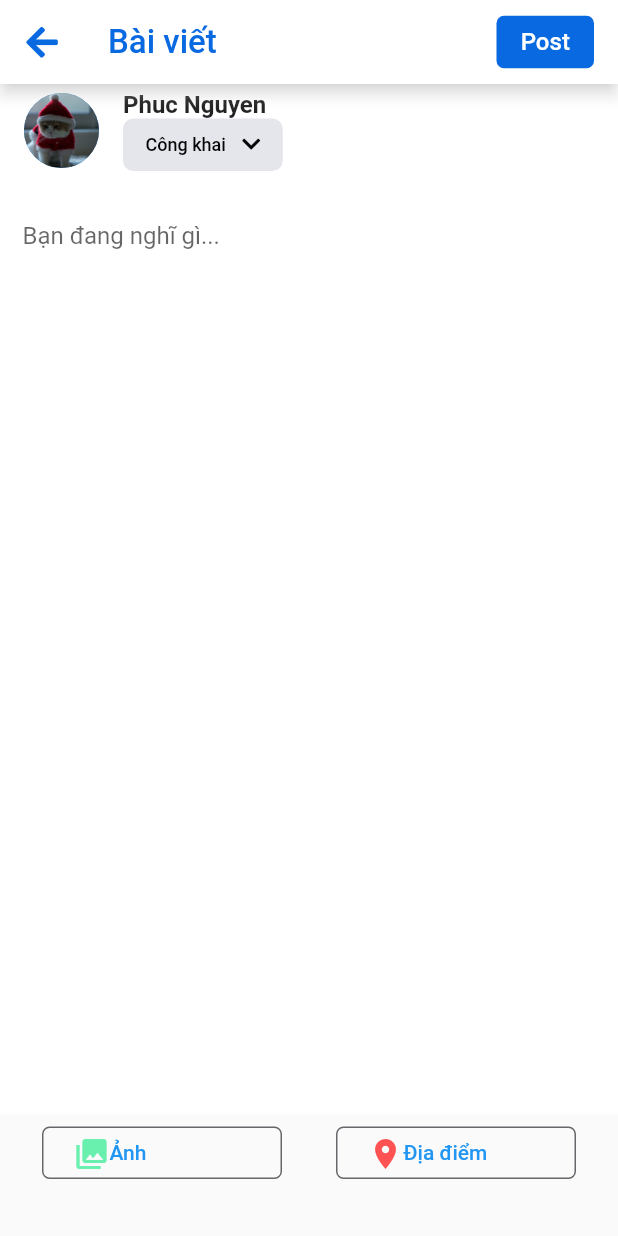
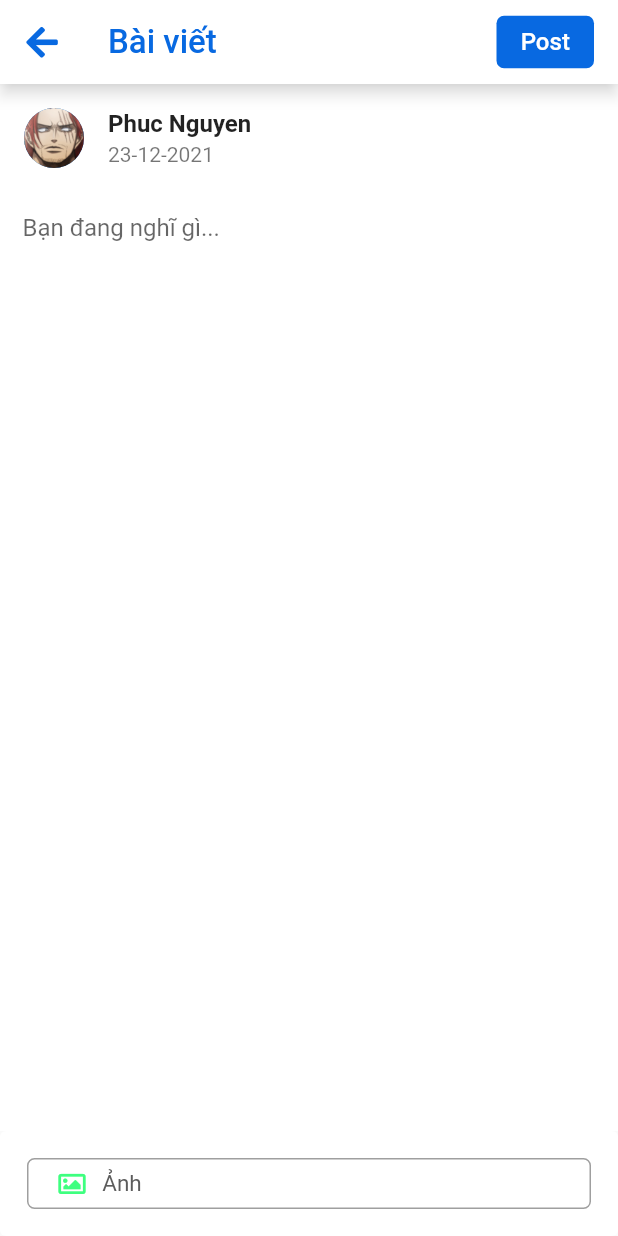
Before and after one commit to TripleT511/Travel_App, a Flutter app: the CreatePost screen opened directly, on a phone screen of 412 x 824 dp. Run offline on Flutter 3.47's test engine with Material 2 defaults, Android fonts, the phone set to English and light mode, and no system bars; our stand-ins replace carousel_slider, flutter_spinkit, font_awesome_flutter.

Commit message:
Update Post

```diff
--- a/lib/create_post.dart
+++ b/lib/create_post.dart
@@ -67,60 +67,25 @@ class CreatePostState extends State<CreatePost> {
           )),
       body: Column(
         children: [
-          ListTile(
-            leading: const SizedBox(
-              width: 50,
-              height: 50,
-              child: CircleAvatar(
-                backgroundImage: AssetImage("images/a.jpg"),
+          const ListTile(
+            leading: CircleAvatar(
+              backgroundImage: AssetImage("images/avatar.jpg"),
             ),
+            title: Text(
+              "Phuc Nguyen",
+              style: TextStyle(
+                fontWeight: FontWeight.w700,
+                fontFamily: 'Roboto',
+                fontSize: 16,
               ),
-            title: const Text(
-              "Phuc Nguyen",
-              style: TextStyle(fontWeight: FontWeight.bold),
             ),
             subtitle: Align(
               alignment: Alignment.centerLeft,
-              child: Container(
-                height: 35,
-                padding: const EdgeInsets.only(left: 15, right: 15),
-                decoration: BoxDecoration(
-                  borderRadius: BorderRadius.circular(7),
-                  color: const Color(0XFFE4E6EB),
-                ),
-                child: DropdownButton<String>(
-                  value: dropdownValue,
-                  icon: const FaIcon(
-                    FontAwesomeIcons.chevronDown,
-                    color: Color(0XFF050505),
-                    size: 14,
-                  ),
-                  elevation: 3,
-                  underline: const SizedBox(),
-                  style: const TextStyle(
-                    color: Color(0XFF050505),
-                    fontFamily: 'Roboto',
-                    fontSize: 12,
-                    fontWeight: FontWeight.w500,
-                  ),
-                  onChanged: (String? newValue) {
-                    setState(() {
-                      dropdownValue = newValue!;
-                    });
-                  },
-                  items: <String>['Công khai', 'Chỉ mình tôi']
-                      .map<DropdownMenuItem<String>>((String value) {
-                    return DropdownMenuItem<String>(
-                      value: value,
-                      child: Text(value),
-                    );
-                  }).toList(),
-                ),
-              ),
+              child: Text("23-12-2021"),
             ),
           ),
           Container(
-            padding: const EdgeInsets.all(15),
+            padding: const EdgeInsets.fromLTRB(15, 0, 15, 10),
             child: const TextField(
               decoration: InputDecoration(
                   hintText: "Bạn đang nghĩ gì...", border: InputBorder.none),
@@ -130,54 +95,42 @@ class CreatePostState extends State<CreatePost> {
           ),
         ],
       ),
-      bottomSheet: Row(
-        mainAxisAlignment: MainAxisAlignment.spaceBetween,
-        children: [
-          TextButton(
+      bottomSheet: TextButton(
+        style: ButtonStyle(
+          backgroundColor: MaterialStateProperty.all<Color>(Colors.white),
+        ),
         onPressed: () {},
         child: Container(
-              height: 35,
-              width: 160,
-              margin: const EdgeInsets.only(bottom: 30, left: 20),
+          width: double.infinity,
+          margin:
+              const EdgeInsets.only(top: 10, bottom: 10, left: 10, right: 10),
           padding:
-                  const EdgeInsets.only(left: 20, right: 20, top: 5, bottom: 5),
+              const EdgeInsets.only(left: 20, right: 20, top: 7, bottom: 7),
           decoration: BoxDecoration(
-                  border: Border.all(color: const Color(0XFF65676B)),
+              border: Border.all(color: const Color(0XFF9F9F9F)),
               borderRadius: BorderRadius.circular(5)),
           child: Row(
+            mainAxisAlignment: MainAxisAlignment.start,
+            crossAxisAlignment: CrossAxisAlignment.center,
             children: const [
-                  Icon(
-                    Icons.photo_library,
-                    color: Colors.greenAccent,
+              FaIcon(
+                FontAwesomeIcons.image,
+                size: 18,
+                color: Color(0XFF3EFF7F),
               ),
-                  Text("Ảnh")
+              Text(
+                "   Ảnh",
+                style: TextStyle(
+                  fontFamily: 'Roboto',
+                  fontSize: 15,
+                  fontWeight: FontWeight.normal,
+                  color: Color(0XFF5C5C5C),
+                ),
+              )
             ],
           ),
         ),
       ),
-          TextButton(
-              onPressed: () {},
-              child: Container(
-                height: 35,
-                width: 160,
-                margin: const EdgeInsets.only(bottom: 30, right: 20),
-                padding: const EdgeInsets.only(
-                    left: 20, right: 20, top: 5, bottom: 5),
-                decoration: BoxDecoration(
-                    border: Border.all(color: const Color(0XFF65676B)),
-                    borderRadius: BorderRadius.circular(5)),
-                child: Row(
-                  children: const [
-                    Icon(
-                      Icons.place,
-                      color: Colors.redAccent,
-                    ),
-                    Text("Địa điểm")
-                  ],
-                ),
-              ))
-        ],
-      ),
     );
   }
 }
```
Also changed, not shown: lib/search_page.dart (+82 -59 lines). Lines whose indentation alone changed are shown as unchanged.
